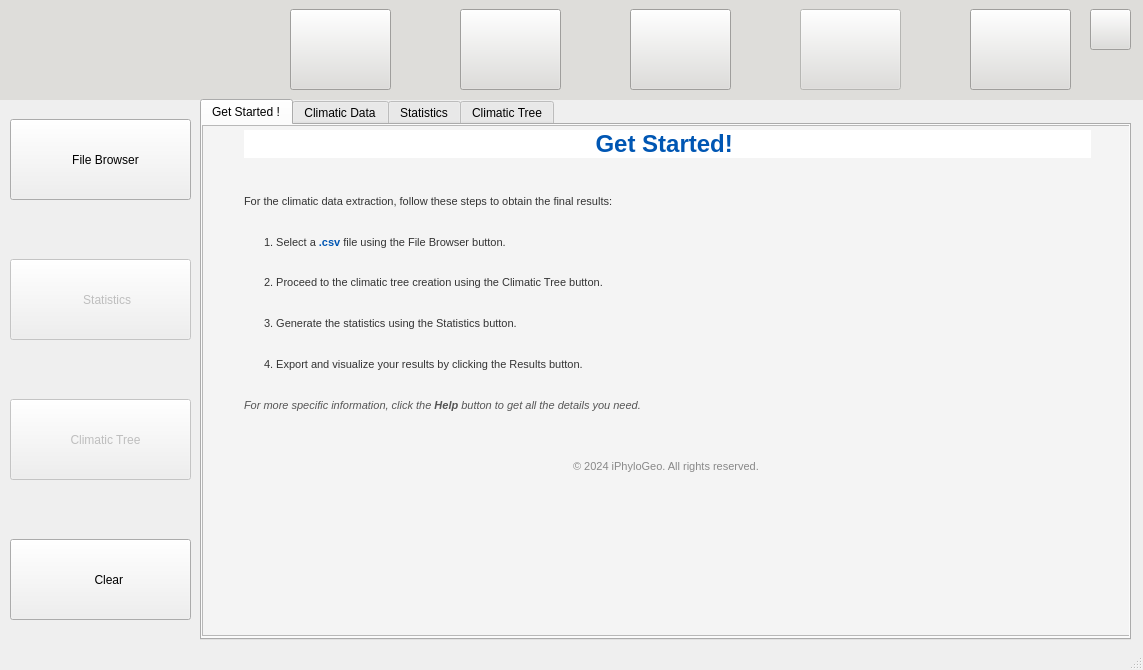
Before: the Qt Designer form scripts/Qt/main.ui in tahiri-lab/iPhyloGeo_plus_plus, drawn with Qt 5.
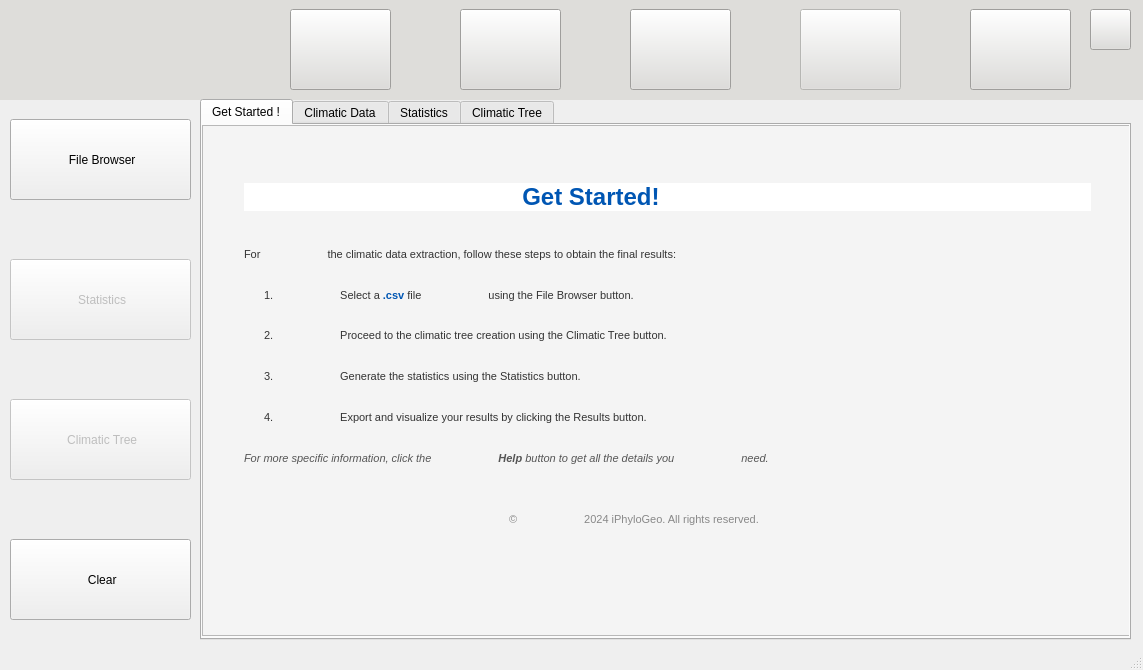
After: the same form once the commit is applied. The open tabs and pages were chosen to show the change. Icons and pictures are not drawn.

Patch:
```diff
--- a/scripts/Qt/main.ui
+++ b/scripts/Qt/main.ui
@@ -1584,7 +1584,7 @@
         </font>
        </property>
        <property name="text">
-        <string>     Clear</string>
+        <string> Clear</string>
        </property>
        <property name="icon">
         <iconset resource="../../img/resources.qrc">
@@ -1616,7 +1616,7 @@
         </rect>
        </property>
        <property name="text">
-        <string>   Climatic Tree</string>
+        <string> Climatic Tree</string>
        </property>
        <property name="icon">
         <iconset resource="../../img/resources.qrc">
@@ -1647,7 +1647,7 @@
         </font>
        </property>
        <property name="text">
-        <string>   File Browser</string>
+        <string> File Browser</string>
        </property>
        <property name="icon">
         <iconset resource="../../img/resources.qrc">
@@ -1679,7 +1679,7 @@
         </rect>
        </property>
        <property name="text">
-        <string>    Statistics</string>
+        <string> Statistics</string>
        </property>
        <property name="icon">
         <iconset resource="../../img/resources.qrc">
@@ -1738,17 +1738,21 @@
          </property>
          <property name="html">
           <string>&lt;!DOCTYPE HTML PUBLIC &quot;-//W3C//DTD HTML 4.0//EN&quot; &quot;http://www.w3.org/TR/REC-html40/strict.dtd&quot;&gt;
-&lt;html&gt;&lt;head&gt;&lt;meta name=&quot;qrichtext&quot; content=&quot;1&quot; /&gt;&lt;title&gt;Get Started&lt;/title&gt;&lt;style type=&quot;text/css&quot;&gt;
+&lt;html&gt;&lt;head&gt;&lt;meta name=&quot;qrichtext&quot; content=&quot;1&quot; /&gt;&lt;meta charset=&quot;utf-8&quot; /&gt;&lt;title&gt;Get Started&lt;/title&gt;&lt;style type=&quot;text/css&quot;&gt;
 p, li { white-space: pre-wrap; }
-&lt;/style&gt;&lt;/head&gt;&lt;body style=&quot; font-family:'MS Shell Dlg 2'; font-size:8.25pt; font-weight:400; font-style:normal;&quot; bgcolor=&quot;#f4f4f4&quot;&gt;
-&lt;h1 align=&quot;center&quot; style=&quot; margin-top:40px; margin-bottom:20px; margin-left:37px; margin-right:37px; -qt-block-indent:0; text-indent:0px; line-height:160%; background-color:#ffffff;&quot;&gt;&lt;span style=&quot; font-family:'Arial','sans-serif'; font-size:8pt; font-weight:600; color:#0056b3;&quot;&gt;Get Started!&lt;/span&gt;&lt;span style=&quot; font-family:'Arial','sans-serif'; font-size:8pt; font-weight:600; color:#333333;&quot;&gt; &lt;/span&gt;&lt;/h1&gt;
-&lt;p style=&quot; margin-top:12px; margin-bottom:20px; margin-left:37px; margin-right:37px; -qt-block-indent:0; text-indent:0px; line-height:160%;&quot;&gt;&lt;span style=&quot; font-family:'Arial','sans-serif'; font-size:8pt; color:#333333;&quot;&gt;For the climatic data extraction, follow these steps to obtain the final results: &lt;/span&gt;&lt;/p&gt;
-&lt;p style=&quot; margin-top:12px; margin-bottom:20px; margin-left:57px; margin-right:37px; -qt-block-indent:0; text-indent:0px; line-height:160%;&quot;&gt;&lt;span style=&quot; font-family:'Arial','sans-serif'; font-size:8pt; color:#333333;&quot;&gt;1. Select a &lt;/span&gt;&lt;span style=&quot; font-family:'Arial','sans-serif'; font-size:8pt; font-weight:600; color:#0056b3;&quot;&gt;.csv&lt;/span&gt;&lt;span style=&quot; font-family:'Arial','sans-serif'; font-size:8pt; color:#333333;&quot;&gt; file using the File Browser button. &lt;/span&gt;&lt;/p&gt;
-&lt;p style=&quot; margin-top:12px; margin-bottom:20px; margin-left:57px; margin-right:37px; -qt-block-indent:0; text-indent:0px; line-height:160%;&quot;&gt;&lt;span style=&quot; font-family:'Arial','sans-serif'; font-size:8pt; color:#333333;&quot;&gt;2. Proceed to the climatic tree creation using the Climatic Tree button. &lt;/span&gt;&lt;/p&gt;
-&lt;p style=&quot; margin-top:12px; margin-bottom:20px; margin-left:57px; margin-right:37px; -qt-block-indent:0; text-indent:0px; line-height:160%;&quot;&gt;&lt;span style=&quot; font-family:'Arial','sans-serif'; font-size:8pt; color:#333333;&quot;&gt;3. Generate the statistics using the Statistics button. &lt;/span&gt;&lt;/p&gt;
-&lt;p style=&quot; margin-top:12px; margin-bottom:20px; margin-left:57px; margin-right:37px; -qt-block-indent:0; text-indent:0px; line-height:160%;&quot;&gt;&lt;span style=&quot; font-family:'Arial','sans-serif'; font-size:8pt; color:#333333;&quot;&gt;4. Export and visualize your results by clicking the Results button. &lt;/span&gt;&lt;/p&gt;
-&lt;p style=&quot; margin-top:12px; margin-bottom:20px; margin-left:37px; margin-right:37px; -qt-block-indent:0; text-indent:0px; line-height:160%;&quot;&gt;&lt;span style=&quot; font-family:'Arial','sans-serif'; font-size:8pt; font-style:italic; color:#555555;&quot;&gt;For more specific information, click the &lt;/span&gt;&lt;span style=&quot; font-family:'Arial','sans-serif'; font-size:8pt; font-weight:600; font-style:italic; color:#555555;&quot;&gt;Help&lt;/span&gt;&lt;span style=&quot; font-family:'Arial','sans-serif'; font-size:8pt; font-style:italic; color:#555555;&quot;&gt; button to get all the details you need.&lt;/span&gt;&lt;span style=&quot; font-family:'Arial','sans-serif'; font-size:8pt; color:#333333;&quot;&gt; &lt;/span&gt;&lt;/p&gt;
-&lt;p align=&quot;center&quot; style=&quot; margin-top:40px; margin-bottom:0px; margin-left:37px; margin-right:37px; -qt-block-indent:0; text-indent:0px; line-height:160%;&quot;&gt;&lt;span style=&quot; font-family:'Arial','sans-serif'; font-size:8pt; color:#888888;&quot;&gt;© 2024 iPhyloGeo. All rights reserved.&lt;/span&gt;&lt;span style=&quot; font-family:'Arial','sans-serif'; font-size:8pt; color:#333333;&quot;&gt; &lt;/span&gt;&lt;/p&gt;&lt;/body&gt;&lt;/html&gt;</string>
+hr { height: 1px; border-width: 0; }
+li.unchecked::marker { content: &quot;\2610&quot;; }
+li.checked::marker { content: &quot;\2612&quot;; }
+&lt;/style&gt;&lt;/head&gt;&lt;body style=&quot; font-family:'Segoe UI'; font-size:9pt; font-weight:400; font-style:normal;&quot; bgcolor=&quot;#f4f4f4&quot;&gt;
+&lt;p style=&quot; margin-top:0px; margin-bottom:0px; margin-left:0px; margin-right:0px; -qt-block-indent:0; text-indent:0px;&quot;&gt;&lt;span style=&quot; font-family:'MS Shell Dlg 2'; font-size:8.25pt;&quot;&gt;                      &lt;/span&gt;&lt;/p&gt;
+&lt;h1 align=&quot;center&quot; style=&quot; margin-top:40px; margin-bottom:20px; margin-left:37px; margin-right:37px; -qt-block-indent:0; text-indent:0px; line-height:160%; background-color:#ffffff;&quot;&gt;&lt;span style=&quot; font-family:'Arial','sans-serif'; font-size:8pt; font-weight:600; color:#0056b3;&quot;&gt;Get Started!&lt;/span&gt;&lt;span style=&quot; font-family:'Arial','sans-serif'; font-size:8pt; font-weight:600; color:#333333;&quot;&gt; &lt;/span&gt;&lt;span style=&quot; font-family:'MS Shell Dlg 2'; font-size:8.25pt;&quot;&gt;                      &lt;/span&gt;&lt;/h1&gt;
+&lt;p style=&quot; margin-top:12px; margin-bottom:20px; margin-left:37px; margin-right:37px; -qt-block-indent:0; text-indent:0px; line-height:160%;&quot;&gt;&lt;span style=&quot; font-family:'Arial','sans-serif'; font-size:8pt; color:#333333;&quot;&gt;For                      the climatic data extraction, follow these steps to obtain the final results:                      &lt;/span&gt;&lt;span style=&quot; font-family:'MS Shell Dlg 2'; font-size:8.25pt;&quot;&gt;                      &lt;/span&gt;&lt;/p&gt;
+&lt;p style=&quot; margin-top:12px; margin-bottom:20px; margin-left:57px; margin-right:37px; -qt-block-indent:0; text-indent:0px; line-height:160%;&quot;&gt;&lt;span style=&quot; font-family:'Arial','sans-serif'; font-size:8pt; color:#333333;&quot;&gt;1.                      Select a &lt;/span&gt;&lt;span style=&quot; font-family:'Arial','sans-serif'; font-size:8pt; font-weight:600; color:#0056b3;&quot;&gt;.csv&lt;/span&gt;&lt;span style=&quot; font-family:'Arial','sans-serif'; font-size:8pt; color:#333333;&quot;&gt; file                      using the File Browser button. &lt;/span&gt;&lt;span style=&quot; font-family:'MS Shell Dlg 2'; font-size:8.25pt;&quot;&gt;                      &lt;/span&gt;&lt;/p&gt;
+&lt;p style=&quot; margin-top:12px; margin-bottom:20px; margin-left:57px; margin-right:37px; -qt-block-indent:0; text-indent:0px; line-height:160%;&quot;&gt;&lt;span style=&quot; font-family:'Arial','sans-serif'; font-size:8pt; color:#333333;&quot;&gt;2.                      Proceed to the climatic tree creation using the Climatic Tree button.                      &lt;/span&gt;&lt;span style=&quot; font-family:'MS Shell Dlg 2'; font-size:8.25pt;&quot;&gt;                      &lt;/span&gt;&lt;/p&gt;
+&lt;p style=&quot; margin-top:12px; margin-bottom:20px; margin-left:57px; margin-right:37px; -qt-block-indent:0; text-indent:0px; line-height:160%;&quot;&gt;&lt;span style=&quot; font-family:'Arial','sans-serif'; font-size:8pt; color:#333333;&quot;&gt;3.                      Generate the statistics using the Statistics button. &lt;/span&gt;&lt;span style=&quot; font-family:'MS Shell Dlg 2'; font-size:8.25pt;&quot;&gt;                      &lt;/span&gt;&lt;/p&gt;
+&lt;p style=&quot; margin-top:12px; margin-bottom:20px; margin-left:57px; margin-right:37px; -qt-block-indent:0; text-indent:0px; line-height:160%;&quot;&gt;&lt;span style=&quot; font-family:'Arial','sans-serif'; font-size:8pt; color:#333333;&quot;&gt;4.                      Export and visualize your results by clicking the Results button.                      &lt;/span&gt;&lt;span style=&quot; font-family:'MS Shell Dlg 2'; font-size:8.25pt;&quot;&gt;                      &lt;/span&gt;&lt;/p&gt;
+&lt;p style=&quot; margin-top:12px; margin-bottom:20px; margin-left:37px; margin-right:37px; -qt-block-indent:0; text-indent:0px; line-height:160%;&quot;&gt;&lt;span style=&quot; font-family:'Arial','sans-serif'; font-size:8pt; font-style:italic; color:#555555;&quot;&gt;For more specific information, click the                      &lt;/span&gt;&lt;span style=&quot; font-family:'Arial','sans-serif'; font-size:8pt; font-weight:600; font-style:italic; color:#555555;&quot;&gt;Help&lt;/span&gt;&lt;span style=&quot; font-family:'Arial','sans-serif'; font-size:8pt; font-style:italic; color:#555555;&quot;&gt; button to get all the details you                      need.&lt;/span&gt;&lt;span style=&quot; font-family:'Arial','sans-serif'; font-size:8pt; color:#333333;&quot;&gt; &lt;/span&gt;&lt;span style=&quot; font-family:'MS Shell Dlg 2'; font-size:8.25pt;&quot;&gt;                      &lt;/span&gt;&lt;/p&gt;
+&lt;p align=&quot;center&quot; style=&quot; margin-top:40px; margin-bottom:0px; margin-left:37px; margin-right:37px; -qt-block-indent:0; text-indent:0px; line-height:160%;&quot;&gt;&lt;span style=&quot; font-family:'Arial','sans-serif'; font-size:8pt; color:#888888;&quot;&gt;©                      2024 iPhyloGeo. All rights reserved.&lt;/span&gt;&lt;span style=&quot; font-family:'Arial','sans-serif'; font-size:8pt; color:#333333;&quot;&gt;                      &lt;/span&gt;&lt;/p&gt;&lt;/body&gt;&lt;/html&gt;</string>
          </property>
         </widget>
        </widget>
```
Left out of the diff: 323 changed lines with no effect on the pictures.
